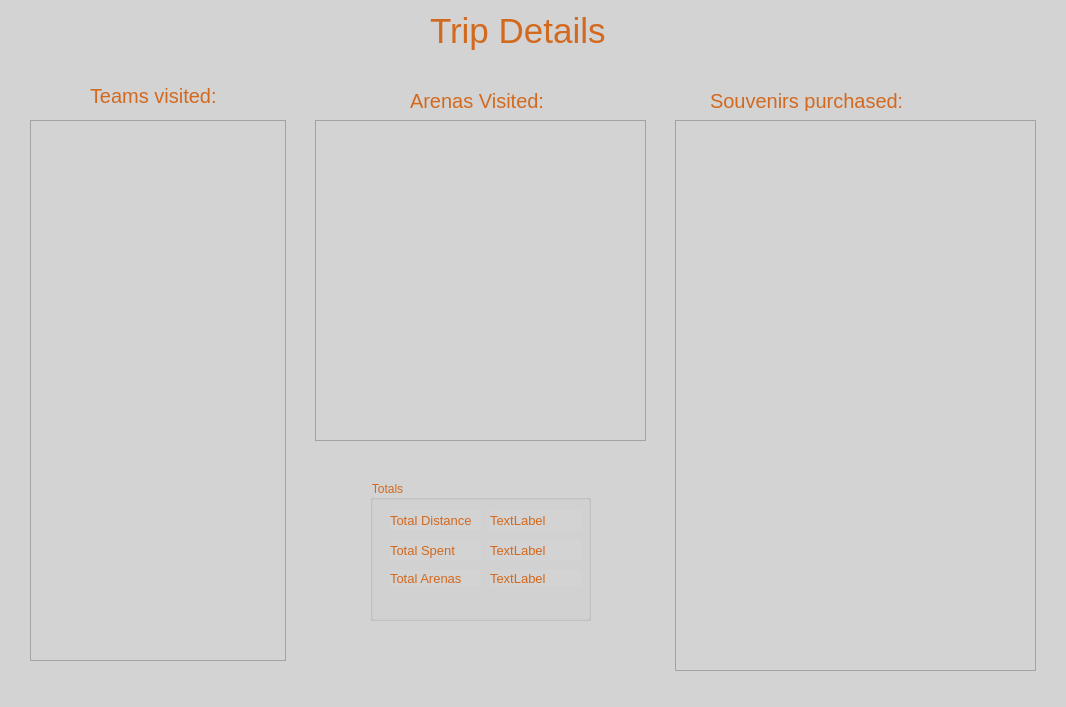
Above: NBA/trip.ui from pammypoor/ScrumGitSome before the change. Below: the same form after it.
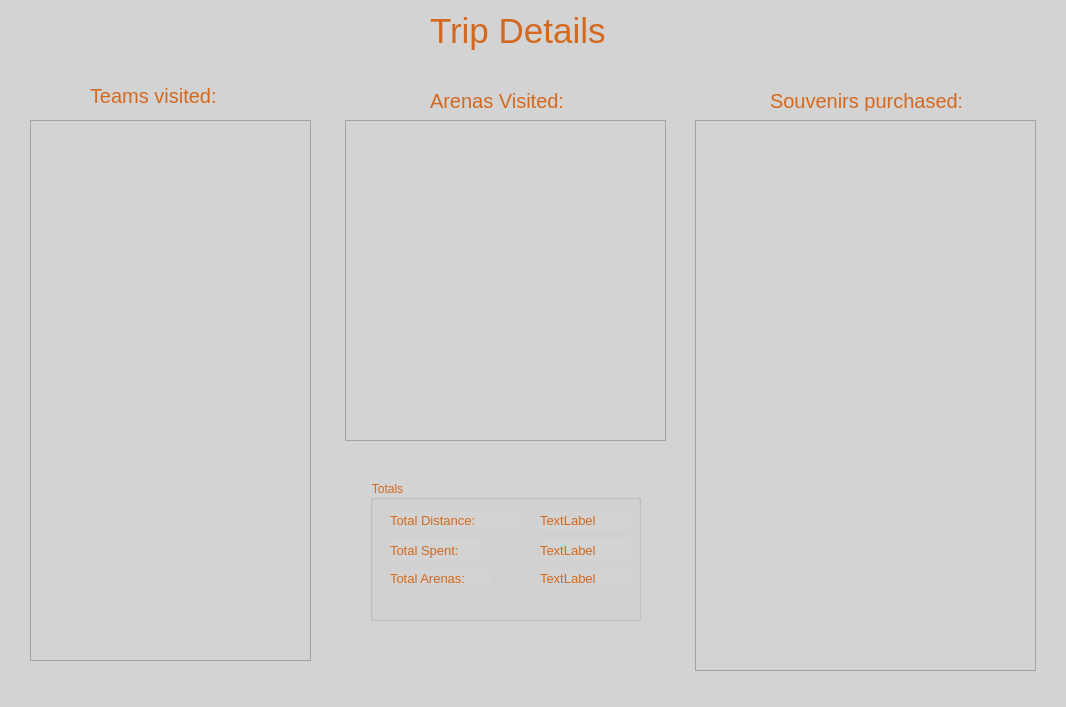
That is the form after the change. The open tabs and pages were chosen to show the change.

Patch:
```diff
--- a/NBA/trip.ui
+++ b/NBA/trip.ui
@@ -166,9 +166,9 @@
      <widget class="QTableWidget" name="arenaTable">
       <property name="geometry">
        <rect>
-        <x>305</x>
+        <x>335</x>
         <y>120</y>
-        <width>331</width>
+        <width>321</width>
         <height>321</height>
        </rect>
       </property>
@@ -176,7 +176,7 @@
      <widget class="QLabel" name="label_7">
       <property name="geometry">
        <rect>
-        <x>400</x>
+        <x>420</x>
         <y>90</y>
         <width>171</width>
         <height>21</height>
@@ -193,9 +193,9 @@
      <widget class="QTableWidget" name="reviewSouvenirTable">
       <property name="geometry">
        <rect>
-        <x>665</x>
+        <x>685</x>
         <y>120</y>
-        <width>361</width>
+        <width>341</width>
         <height>551</height>
        </rect>
       </property>
@@ -203,7 +203,7 @@
      <widget class="QLabel" name="label_8">
       <property name="geometry">
        <rect>
-        <x>700</x>
+        <x>760</x>
         <y>90</y>
         <width>191</width>
         <height>21</height>
@@ -222,7 +222,7 @@
        <rect>
         <x>20</x>
         <y>120</y>
-        <width>256</width>
+        <width>281</width>
         <height>541</height>
        </rect>
       </property>
@@ -232,7 +232,7 @@
        <rect>
         <x>360</x>
         <y>480</y>
-        <width>221</width>
+        <width>271</width>
         <height>141</height>
        </rect>
       </property>
@@ -245,7 +245,7 @@
       <widget class="QLabel" name="totalDistanceNum">
        <property name="geometry">
         <rect>
-         <x>120</x>
+         <x>170</x>
          <y>30</y>
          <width>91</width>
          <height>21</height>
@@ -268,7 +268,7 @@
         <rect>
          <x>20</x>
          <y>30</y>
-         <width>91</width>
+         <width>131</width>
          <height>20</height>
         </rect>
        </property>
@@ -281,7 +281,7 @@
         <string notr="true"/>
        </property>
        <property name="text">
-        <string>Total Distance</string>
+        <string>Total Distance:</string>
        </property>
       </widget>
       <widget class="QLabel" name="label_5">
@@ -299,7 +299,7 @@
         </font>
        </property>
        <property name="text">
-        <string>Total Spent</string>
+        <string>Total Spent:</string>
        </property>
       </widget>
       <widget class="QLabel" name="label_6">
@@ -307,7 +307,7 @@
         <rect>
          <x>20</x>
          <y>90</y>
-         <width>91</width>
+         <width>101</width>
          <height>16</height>
         </rect>
        </property>
@@ -317,13 +317,13 @@
         </font>
        </property>
        <property name="text">
-        <string>Total Arenas</string>
+        <string>Total Arenas:</string>
        </property>
       </widget>
       <widget class="QLabel" name="totalSpent">
        <property name="geometry">
         <rect>
-         <x>120</x>
+         <x>170</x>
          <y>60</y>
          <width>91</width>
          <height>21</height>
@@ -341,7 +341,7 @@
       <widget class="QLabel" name="totalArenasVisited">
        <property name="geometry">
         <rect>
-         <x>120</x>
+         <x>170</x>
          <y>90</y>
          <width>91</width>
          <height>16</height>
```
Left out of the diff: 4 changed lines with no effect on the pictures.
